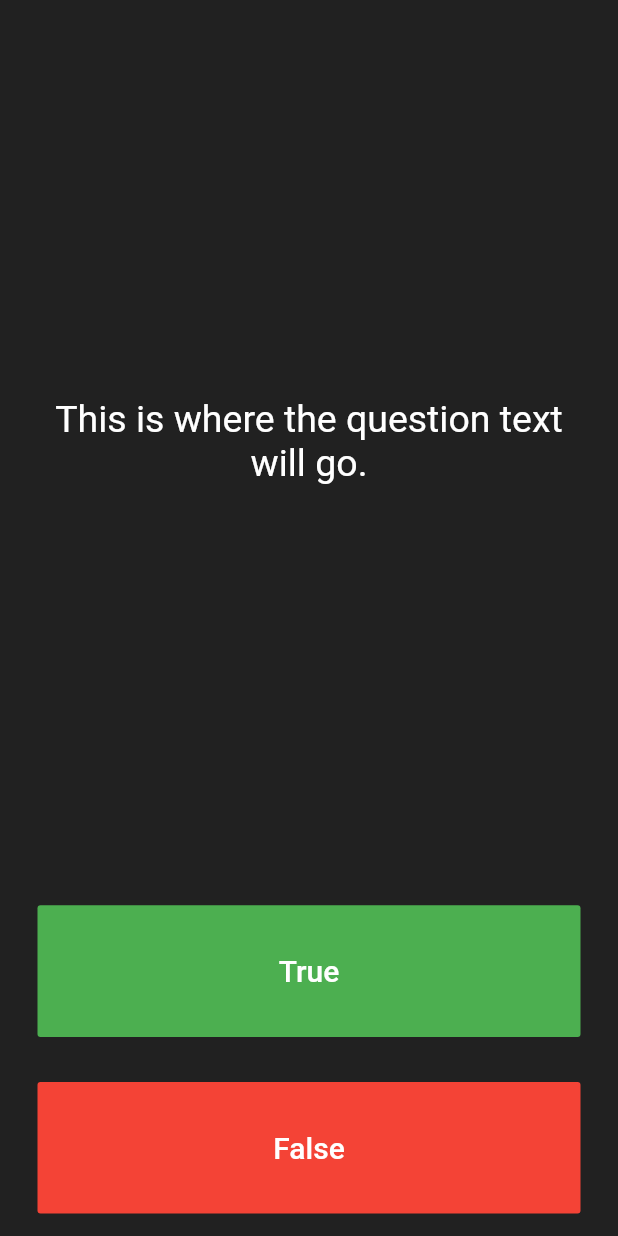
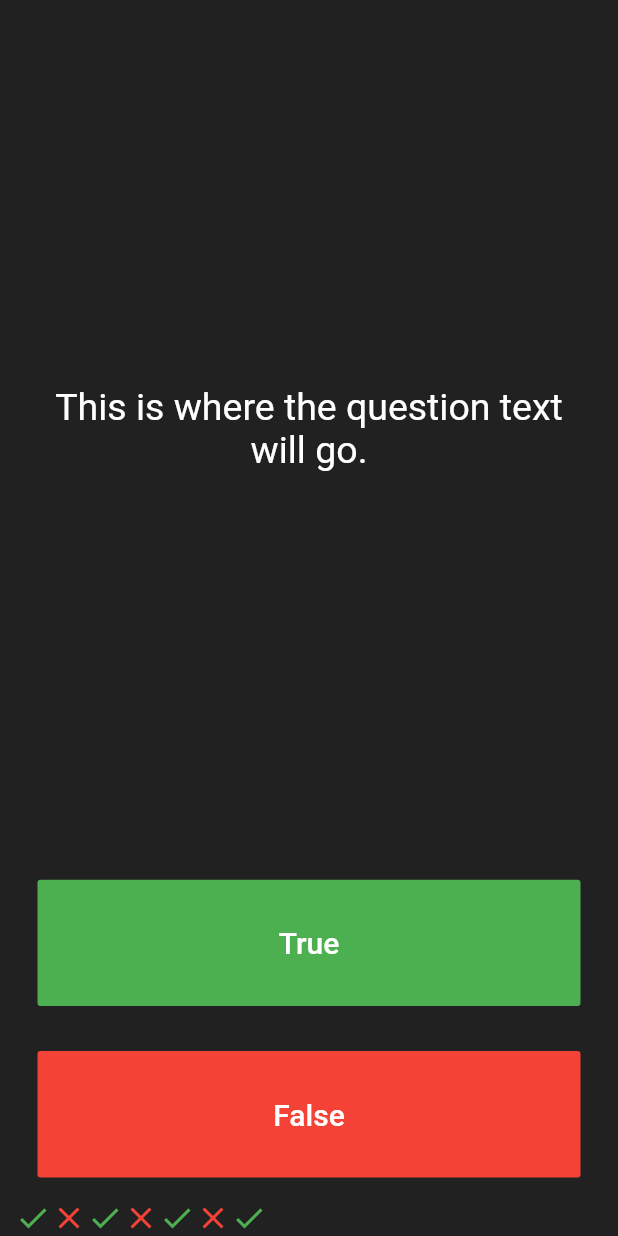
Before and after one commit to jin-aiit-a1824jj/flutter-tutorial-5-quiz_sample, a Flutter app: the screen it shows after launch, after a tap on "True", on a phone screen of 412 x 824 dp. Run offline on Flutter 3.47's test engine with Material 2 defaults, Android fonts, the phone set to English and light mode, and no system bars.

Commit message:
use List<>

```diff
--- a/lib/main.dart
+++ b/lib/main.dart
@@ -61,7 +61,12 @@ class _QuizPageState extends State<QuizPage> {
                 ),
               ),
               onPressed: () {
-                //The user picked true.
+                setState(() {
+                  scoreKeeper.add(Icon(
+                    Icons.check,
+                    color: Colors.green,
+                  ));
+                });
               },
             ),
           ),
@@ -79,13 +84,47 @@ class _QuizPageState extends State<QuizPage> {
                 ),
               ),
               onPressed: () {
-                //The user picked false.
+                setState(() {
+                  scoreKeeper.add(Icon(
+                    Icons.close,
+                    color: Colors.red,
+                  ));
+                });
               },
             ),
           ),
         ),
-        //TODO: Add a Row here as your score keeper
+        Row(
+          children: scoreKeeper,
+        ),
       ],
     );
   }
+
+  List<Icon> scoreKeeper = [
+    Icon(
+      Icons.check,
+      color: Colors.green,
+    ),
+    Icon(
+      Icons.close,
+      color: Colors.red,
+    ),
+    Icon(
+      Icons.check,
+      color: Colors.green,
+    ),
+    Icon(
+      Icons.close,
+      color: Colors.red,
+    ),
+    Icon(
+      Icons.check,
+      color: Colors.green,
+    ),
+    Icon(
+      Icons.close,
+      color: Colors.red,
+    ),
+  ];
 }
```
